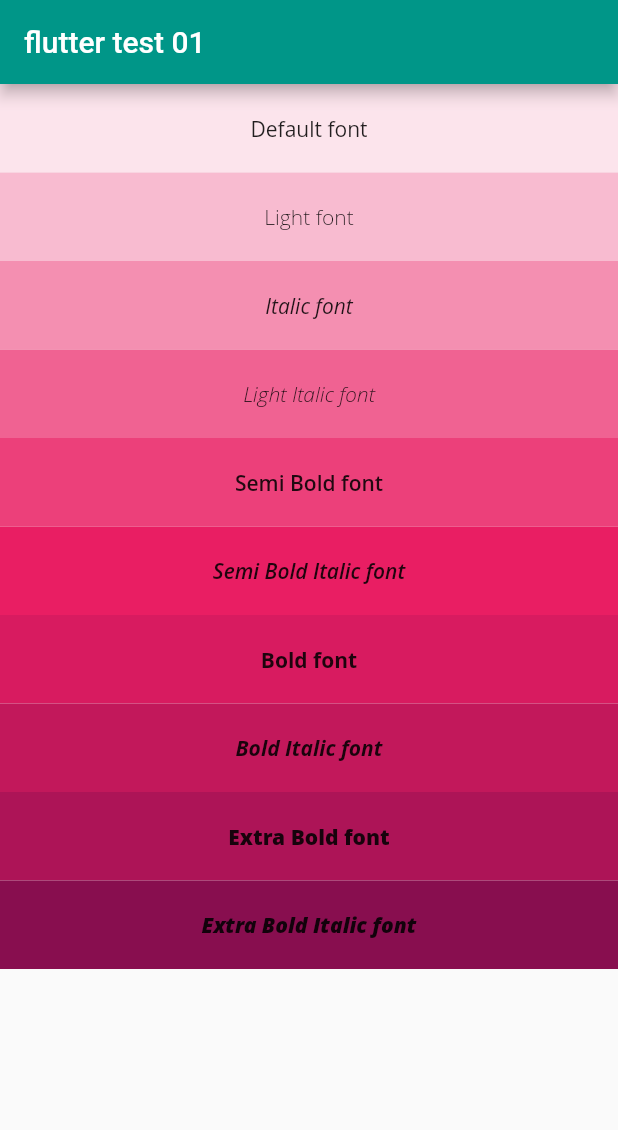
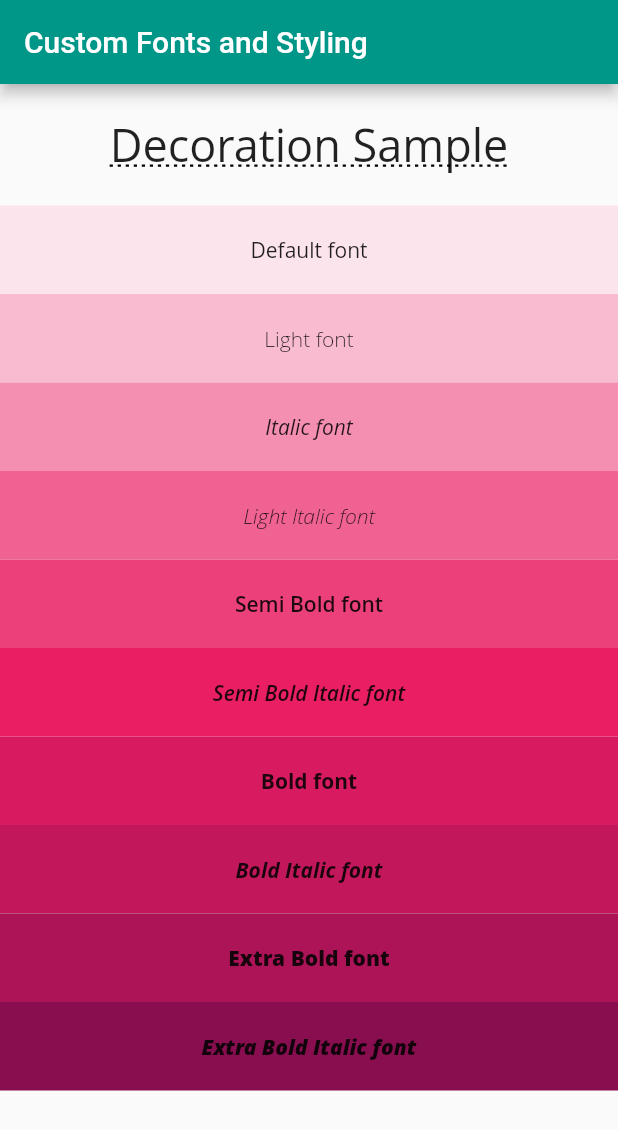
Before and after one commit to ImanMesgaran/Flutter-Playground, a Flutter app: the CustomFontsPage screen opened directly, on a phone screen of 412 x 824 dp. Shown: the top 1130 px of the screen. Run offline on Flutter 3.47's test engine with Material 2 defaults, Android fonts, the phone set to English and light mode, and no system bars; our stand-ins replace cloud_firestore; accounts and stored records are empty.

Commit message:
custom fonts page edited.

```diff
--- a/flutter_learning_01/lib/pages/custom.fonts.dart
+++ b/flutter_learning_01/lib/pages/custom.fonts.dart
@@ -24,7 +24,7 @@ class _MyCustomFontsPage extends State<CustomFontsPage> {
   Widget build(BuildContext context) {
     return new Scaffold(
       appBar: AppBar(
-        title: Text('flutter test 01'),
+        title: Text('Custom Fonts and Styling'),
         backgroundColor: Colors.teal,
       ),
       // body: Center(
@@ -37,6 +37,22 @@ class _MyCustomFontsPage extends State<CustomFontsPage> {
   ListView getFontsOnWeight() {
     return ListView(
       children: <Widget>[
+        Container(
+          child: Padding(
+              padding: const EdgeInsets.all(20.0),
+              child: new Center(
+                child: Text(
+                  'Decoration Sample',
+                  style: new TextStyle(
+                    fontFamily: 'OpenSans',
+                    fontSize: 30,
+                    decoration: TextDecoration.underline,
+                    decorationColor: Colors.black,
+                    decorationStyle: TextDecorationStyle.dotted,
+                  ),
+                ),
+              )),
+        ),
         Container(
           child: Padding(
             padding: const EdgeInsets.all(20.0),
```
